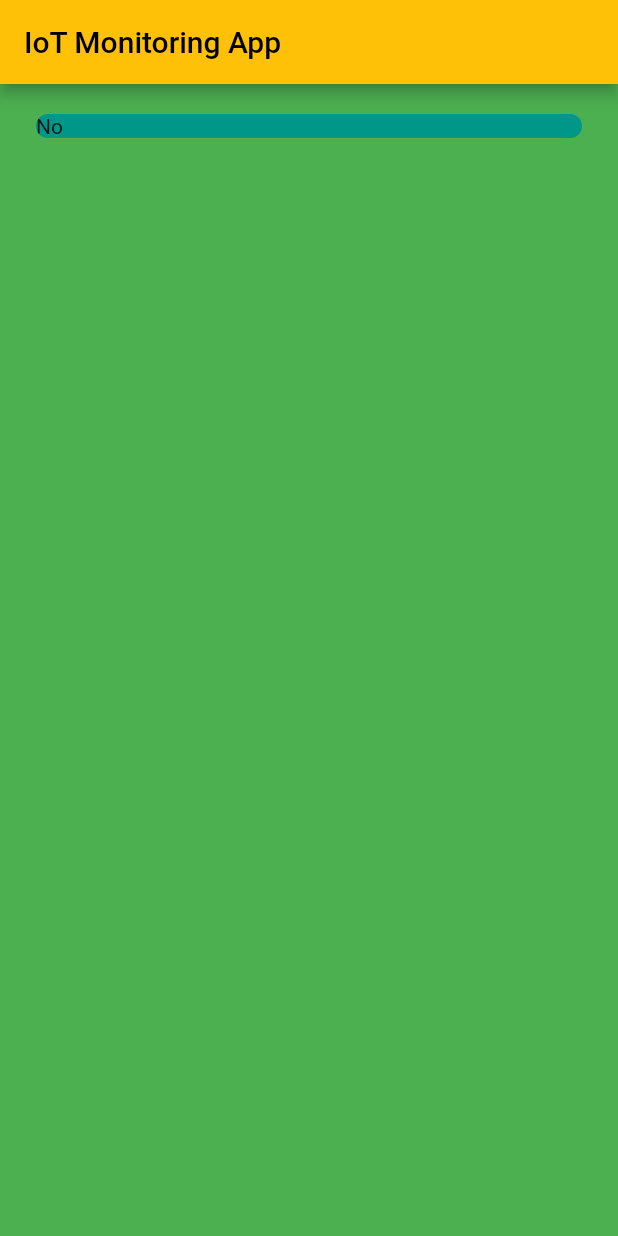
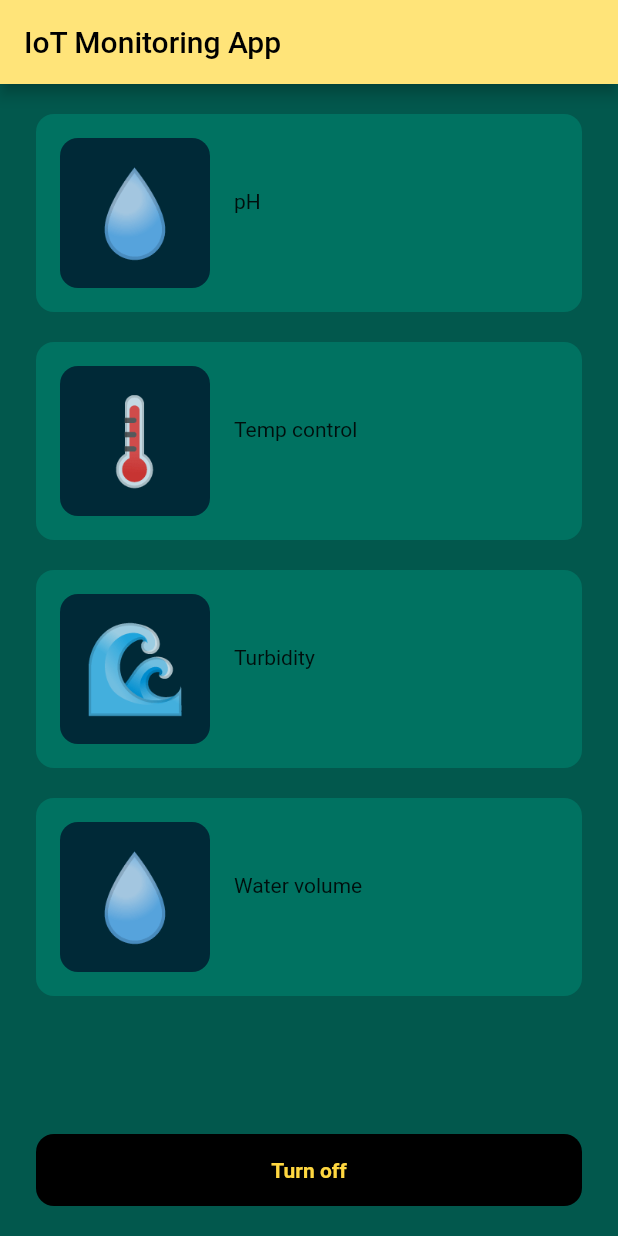
Before and after one commit to rifkiam/iot-monitoring-app, a Flutter app: the screen it shows after launch, on a phone screen of 412 x 824 dp. Run offline on Flutter 3.47's test engine with Material 2 defaults, Android fonts, the phone set to English and light mode, and no system bars; missing offline and left inert: mqtt_client.

Commit message:
feat: base layout build

```diff
--- a/lib/main.dart
+++ b/lib/main.dart
@@ -1,4 +1,8 @@
 import 'package:flutter/material.dart';
+import 'dart:async';
+import 'dart:io';
+import 'package:mqtt_client/mqtt_client.dart';
+import 'package:mqtt_client/mqtt_server_client.dart';
 
 void main() {
   runApp(const MyApp());
@@ -40,15 +44,11 @@ class MyHomePage extends StatefulWidget {
 class _MyHomePageState extends State<MyHomePage> {
   int _counter = 0;
 
-  void _incrementCounter() {
-    setState(() {
-      // This call to setState tells the Flutter framework that something has
-      // changed in this State, which causes it to rerun the build method below
-      // so that the display can reflect the updated values. If we changed
-      // _counter without calling setState(), then the build method would not be
-      // called again, and so nothing would appear to happen.
-      _counter++;
-    });
+  bool machineState = false;
+
+  bool onOrOff() {
+    //API
+    return true;
   }
 
   @override
@@ -60,11 +60,12 @@ class _MyHomePageState extends State<MyHomePage> {
     // fast, so that you can just rebuild anything that needs updating rather
     // than having to individually change instances of widgets.
     return Scaffold(
-      backgroundColor: Colors.green,
+      backgroundColor: Color.fromRGBO(2, 88, 77, 1),
       appBar: AppBar(
         // Here we take the value from the MyHomePage object that was created by
         // the App.build method, and use it to set our appbar title.
         title: Text(widget.title),
+        backgroundColor: const Color.fromRGBO(255, 228, 121, 1),
       ),
       body: Padding(
         padding: const EdgeInsets.symmetric(vertical: 20, horizontal: 24),
@@ -73,27 +74,113 @@ class _MyHomePageState extends State<MyHomePage> {
           crossAxisAlignment: CrossAxisAlignment.stretch,
           children: [
             ClipRRect(
+              borderRadius: const BorderRadius.all(Radius.circular(12)),
+              child: Container(
+                padding: const EdgeInsets.all(16),
+                decoration: const BoxDecoration(color: Color.fromRGBO(0, 114, 97, 1)),
+                child: Row(
+                  children: [
+                    ClipRRect(
+                      borderRadius: const BorderRadius.all(Radius.circular(12)),
+                      child: Container(
+                        alignment: Alignment.center,
+                        decoration: const BoxDecoration(color: Color.fromRGBO(0, 41, 55, 1)),
+                        child: Text("💧", style: TextStyle(fontSize: 56)),
+                        width: 100,
+                        height: 100,
+                      ),
+                    ),
+                    SizedBox(width: 16,),
+                    Text("pH \n")
+                  ]
+                ),
+              ),
+            ),
+            const SizedBox(height: 20,),
+            ClipRRect(
+              borderRadius: const BorderRadius.all(Radius.circular(12)),
+              child: Container(
+                padding: const EdgeInsets.all(16),
+                decoration: const BoxDecoration(color: Color.fromRGBO(0, 114, 97, 1)),
+                child: Row(
+                  children: [
+                    ClipRRect(
+                      borderRadius: const BorderRadius.all(Radius.circular(12)),
+                      child: Container(
+                        alignment: Alignment.center,
+                        decoration: const BoxDecoration(color: Color.fromRGBO(0, 41, 55, 1)),
+                        child: Text("🌡", style: TextStyle(fontSize: 56)),
+                        width: 100,
+                        height: 100,
+                      ),
+                    ),
+                    SizedBox(width: 16,),
+                    Text("Temp control \n")
+                  ]
+                ),
+              ),
+            ),
+            const SizedBox(height: 20,),
+            ClipRRect(
+              borderRadius: const BorderRadius.all(Radius.circular(12)),
+              child: Container(
+                padding: const EdgeInsets.all(16),
+                decoration: const BoxDecoration(color: Color.fromRGBO(0, 114, 97, 1)),
+                child: Row(
+                  children: [
+                    ClipRRect(
+                      borderRadius: const BorderRadius.all(Radius.circular(12)),
+                      child: Container(
+                        alignment: Alignment.center,
+                        decoration: const BoxDecoration(color: Color.fromRGBO(0, 41, 55, 1)),
+                        child: Text("🌊", style: TextStyle(fontSize: 56)),
+                        width: 100,
+                        height: 100,
+                      ),
+                    ),
+                    SizedBox(width: 16,),
+                    Text("Turbidity \n"),
+                  ]
+                ),
+              ),
+            ),
+            const SizedBox(height: 20,),
+            ClipRRect(
+              borderRadius: const BorderRadius.all(Radius.circular(12)),
+              child: Container(
+                padding: const EdgeInsets.all(16),
+                decoration: const BoxDecoration(color: Color.fromRGBO(0, 114, 97, 1)),
+                child: Row(
+                  children: [
+                    ClipRRect(
+                      borderRadius: const BorderRadius.all(Radius.circular(12)),
+                      child: Container(
+                        alignment: Alignment.center,
+                        decoration: const BoxDecoration(color: Color.fromRGBO(0, 41, 55, 1)),
+                        child: Text("💧", style: TextStyle(fontSize: 56)),
+                        width: 100,
+                        height: 100,
+                      ),
+                    ),
+                    SizedBox(width: 16,),
+                    Text("Water volume \n")
+                  ]
+                ),
+              ),
+            ),
+            Expanded(
+              child: Container(
+                child: SizedBox.expand(),
+              )
+            ),
+            ClipRRect(
               borderRadius: BorderRadius.all(Radius.circular(12)),
               child: Container(
-                decoration: BoxDecoration(color: Colors.teal),
-                child: const Text("No"),
+                padding: const EdgeInsets.symmetric(vertical: 16),
+                decoration: const BoxDecoration(color: Colors.black),
+                child: const Text("Turn off", style: TextStyle(color: Colors.amberAccent, fontWeight: FontWeight.bold), textAlign: TextAlign.center),
               ),
-            ),
-            ClipRRect(
-              child: Container(
-
-              ),
-            ),
-            ClipRRect(
-              child: Container(
-
-              ),
-            ),
-            ClipRRect(
-              child: Container(
-
-              ),
-            ),
+            )
           ],
         ),
       ),
--- a/pubspec.yaml
+++ b/pubspec.yaml
@@ -35,7 +35,7 @@ dependencies:
   # The following adds the Cupertino Icons font to your application.
   # Use with the CupertinoIcons class for iOS style icons.
   cupertino_icons: ^1.0.2
-  mqtt_client: ^9.8.1
+  mqtt_client: ^10.0.0
 
 dev_dependencies:
   flutter_test:
```
Also changed, not shown: pubspec.lock, 1 other file.
